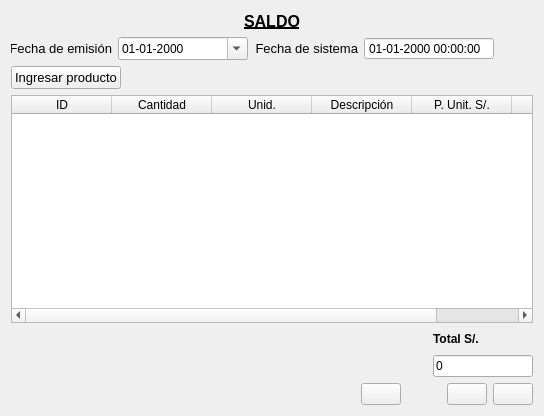
Qt form Compra/comprasaldo.ui (radtek/manager) before a commit.
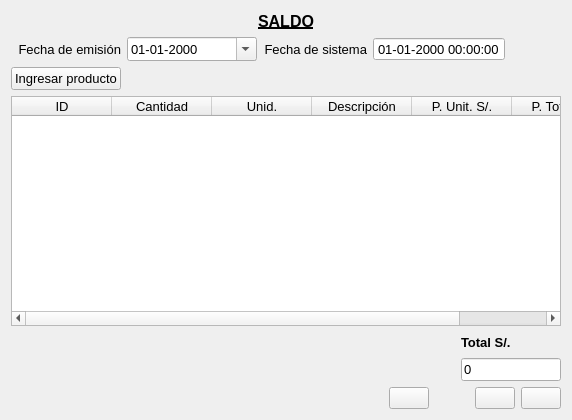
The same form after that commit. Icons and pictures are not drawn.

Diff of the .ui file:
```diff
--- a/Compra/comprasaldo.ui
+++ b/Compra/comprasaldo.ui
@@ -6,8 +6,8 @@
    <rect>
     <x>0</x>
     <y>0</y>
-    <width>544</width>
-    <height>416</height>
+    <width>572</width>
+    <height>420</height>
    </rect>
   </property>
   <property name="windowTitle">
@@ -68,10 +68,16 @@
       <widget class="QLabel" name="label_fecha_emision">
        <property name="minimumSize">
         <size>
-         <width>100</width>
+         <width>110</width>
          <height>0</height>
         </size>
        </property>
+       <property name="maximumSize">
+        <size>
+         <width>110</width>
+         <height>16777215</height>
+        </size>
+       </property>
        <property name="font">
         <font>
          <pointsize>10</pointsize>
@@ -99,6 +105,11 @@
          <height>0</height>
         </size>
        </property>
+       <property name="font">
+        <font>
+         <pointsize>10</pointsize>
+        </font>
+       </property>
        <property name="displayFormat">
         <string>dd-MM-yyyy</string>
        </property>
@@ -142,6 +153,11 @@
          <height>0</height>
         </size>
        </property>
+       <property name="font">
+        <font>
+         <pointsize>10</pointsize>
+        </font>
+       </property>
        <property name="readOnly">
         <bool>true</bool>
        </property>
@@ -257,6 +273,11 @@
    </item>
    <item>
     <widget class="QTableWidget" name="tableWidget">
+     <property name="font">
+      <font>
+       <pointsize>10</pointsize>
+      </font>
+     </property>
      <property name="alternatingRowColors">
       <bool>true</bool>
      </property>
@@ -329,6 +350,7 @@
        </property>
        <property name="font">
         <font>
+         <pointsize>10</pointsize>
          <weight>75</weight>
          <bold>true</bold>
         </font>
@@ -368,6 +390,11 @@
          <height>16777215</height>
         </size>
        </property>
+       <property name="font">
+        <font>
+         <pointsize>10</pointsize>
+        </font>
+       </property>
        <property name="text">
         <string>0</string>
        </property>
```
